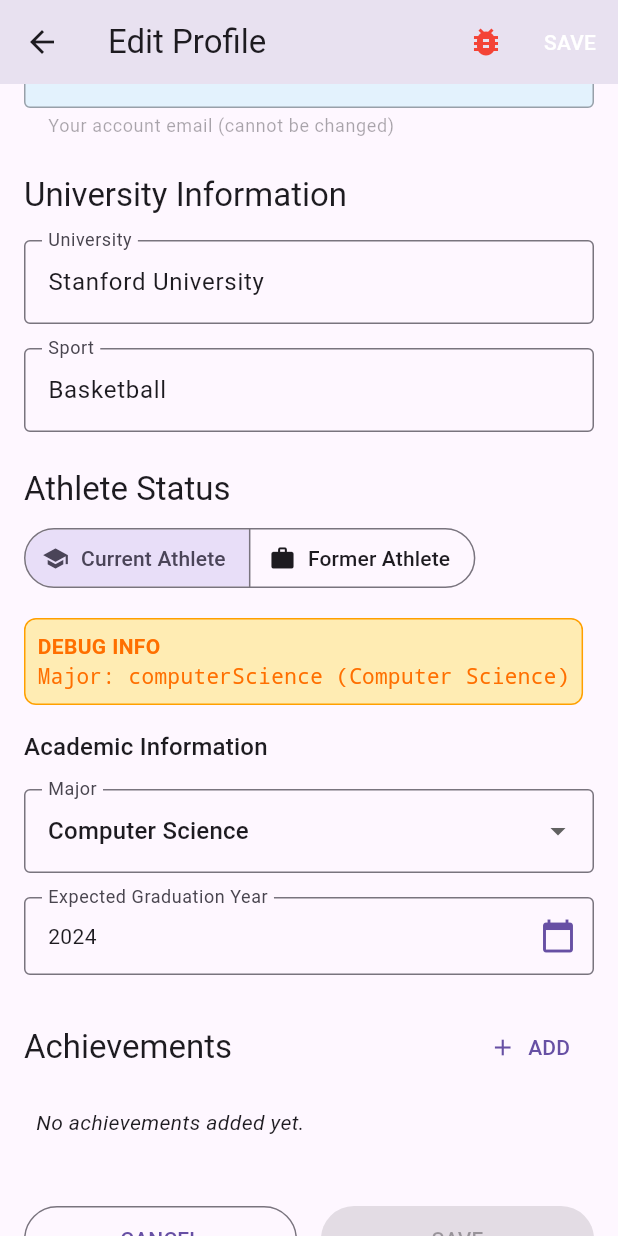
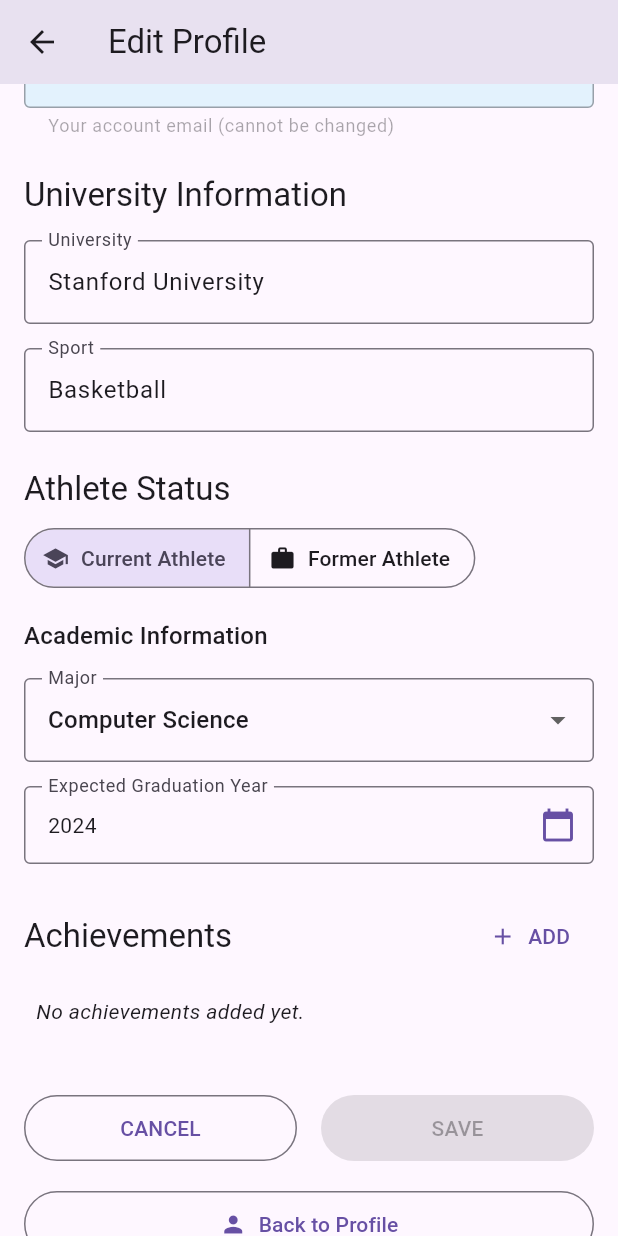
Before and after one commit to jnnabugwu/athlete_alumni, a Flutter app: the EditProfileScreen screen opened directly with sample values from the repository, scrolled down 576 dp, on a phone screen of 412 x 824 dp. Run offline on Flutter 3.47's test engine with Material 3 defaults, Android fonts, the phone set to English and light mode, and no system bars; our stand-ins replace bloc, dartz, equatable, flutter_bloc, flutter_dotenv, get_it and 5 more; missing offline and left inert: dart:html, dart:js; accounts and stored records are empty; network calls fail.

Commit message:
feat: complete!

```diff
--- a/lib/core/config/supabase_config.dart
+++ b/lib/core/config/supabase_config.dart
@@ -13,7 +13,7 @@ class SupabaseConfig {
     } catch (e) {
       debugPrint('❌ Error getting Supabase URL: $e');
       // Return fallback directly here as a last resort
-      return 'https://kszcjniwbqxyndpsajhr.supabase.co/';
+      return 'https://kszcjniwbqxyndpsajhr.supabase.co';
     }
   }
 
--- /dev/null
+++ b/lib/features/profile/presentation/bloc/upload_image_event.dart
@@ -0,0 +1,25 @@
+part of 'upload_image_bloc.dart';
+
+abstract class UploadImageEvent extends Equatable {
+  const UploadImageEvent();
+
+  @override
+  List<Object> get props => [];
+}
+
+class UploadProfileImageEvent extends UploadImageEvent {
+  final String athleteId;
+  final Uint8List imageBytes;
+  final String fileName;
+
+  const UploadProfileImageEvent({
+    required this.athleteId,
+    required this.imageBytes,
+    required this.fileName,
+  });
+
+  @override
+  List<Object> get props => [athleteId, imageBytes, fileName];
+}
+
+class ResetUploadStateEvent extends UploadImageEvent {}
--- /dev/null
+++ b/lib/features/profile/presentation/bloc/upload_image_state.dart
@@ -0,0 +1,30 @@
+part of 'upload_image_bloc.dart';
+
+abstract class UploadImageState extends Equatable {
+  const UploadImageState();
+
+  @override
+  List<Object?> get props => [];
+}
+
+class UploadImageInitial extends UploadImageState {}
+
+class UploadImageLoading extends UploadImageState {}
+
+class UploadImageSuccess extends UploadImageState {
+  final String imageUrl;
+
+  const UploadImageSuccess({required this.imageUrl});
+
+  @override
+  List<Object?> get props => [imageUrl];
+}
+
+class UploadImageFailure extends UploadImageState {
+  final String message;
+
+  const UploadImageFailure({required this.message});
+
+  @override
+  List<Object?> get props => [message];
+}
--- a/lib/features/profile/presentation/pages/profile_edit_page.dart
+++ b/lib/features/profile/presentation/pages/profile_edit_page.dart
@@ -1,8 +1,12 @@
 import 'package:flutter/material.dart';
 import 'dart:io';
-import 'package:flutter/foundation.dart';
+import 'dart:async';
 import '../../../../core/models/athlete.dart';
 import 'package:supabase_flutter/supabase_flutter.dart';
+import 'package:flutter_bloc/flutter_bloc.dart';
+import '../../../../core/di/injection.dart';
+import '../bloc/upload_image_bloc.dart';
+import '../../data/services/image_picker_service.dart';
 
 class ProfileEditPage extends StatefulWidget {
   final Athlete athlete;
@@ -32,6 +36,13 @@ class _ProfileEditPageState extends State<ProfileEditPage> {
   File? _profileImageFile;
   List<String> _achievements = [];
   String _email = '';
+  StreamSubscription? _uploadSubscription;
+
+  // Image picker service
+  final ImagePickerService _imagePickerService = sl<ImagePickerService>();
+
+  // Upload bloc
+  late UploadImageBloc _uploadImageBloc;
 
   final _formKey = GlobalKey<FormState>();
   bool _hasChanges = false;
@@ -43,6 +54,9 @@ class _ProfileEditPageState extends State<ProfileEditPage> {
     // Debug info for initialization
     debugPrint('🔍 ProfileEditPage init - Athlete ID: ${widget.athlete.id}');
     debugPrint('🔍 ProfileEditPage init - Athlete email: "${widget.athlete.email}"');
+
+    // Initialize the upload image bloc
+    _uploadImageBloc = sl<UploadImageBloc>();
 
     _fullNameController = TextEditingController(text: widget.athlete.name ?? '');
     _usernameController = TextEditingController(text: widget.athlete.username ?? '');
@@ -207,19 +221,77 @@ class _ProfileEditPageState extends State<ProfileEditPage> {
     _universityController.dispose();
     _sportController.dispose();
     _emailController.dispose();
+    _uploadImageBloc.close();
     super.dispose();
   }
 
   Future<void> _pickImage() async {
+  try {
+    // Show the image source dialog
+    final ImageResult? result = await _imagePickerService.showImageSourceDialog(context);
+
+    if (result == null) {
+      debugPrint('Image picking cancelled');
+      return;
+    }
+
+    debugPrint('Image picked: ${result.fileName}');
+
+    // Get the upload image bloc from context
+    final uploadBloc = BlocProvider.of<UploadImageBloc>(context);
+
+    // Cancel any existing subscription
+    if(_uploadSubscription != null){
+      _uploadSubscription?.cancel();
+      _uploadSubscription = null;
+    }
+
+    // Upload the image using the bloc
+    uploadBloc.add(UploadProfileImageEvent(
+      athleteId: widget.athlete.id,
+      imageBytes: result.imageBytes,
+      fileName: result.fileName,
+    ));
+
+    // Create a new subscription to handle the completion
+    _uploadSubscription = uploadBloc.stream.listen((state) {
+      if (state is UploadImageSuccess) {
+        print('Image uploaded: ${state.imageUrl}');
         setState(() {
-      _profileImageUrl = null;
-      _profileImageFile = null;
+          _profileImageUrl = state.imageUrl;
           _hasChanges = true;
         });
 
         ScaffoldMessenger.of(context).showSnackBar(
-      const SnackBar(content: Text('Image picker placeholder - would integrate with camera/gallery')),
+          const SnackBar(content: Text('Profile image updated successfully')),
         );
+
+        // Reset the state to initial after success
+        uploadBloc.add(ResetUploadStateEvent());
+
+        // Cancel the subscription
+        _uploadSubscription?.cancel();
+        _uploadSubscription = null;
+      } else if (state is UploadImageFailure) {
+        debugPrint('Image upload failed: ${state.message}');
+        ScaffoldMessenger.of(context).showSnackBar(
+          SnackBar(content: Text('Failed to upload image: ${state.message}')),
+        );
+
+        // Reset the state to initial after failure
+        uploadBloc.add(ResetUploadStateEvent());
+
+        // Cancel the subscription
+        _uploadSubscription?.cancel();
+        _uploadSubscription = null;
+      }
+    });
+  } catch (e) {
+    debugPrint('Error picking/uploading image: $e');
+    ScaffoldMessenger.of(context).showSnackBar(
+      SnackBar(content: Text('Error: $e')),
+    );
+  }
 }
 
   void _addAchievement() {
@@ -281,11 +353,6 @@ class _ProfileEditPageState extends State<ProfileEditPage> {
   void _saveChanges() {
     if (_formKey.currentState?.validate() ?? false) {
       // FORCE VISIBLE LOGGING - will definitely show in console
-      print('');
-      print('🔴🔴🔴 PROFILE EDIT: SAVE INITIATED 🔴🔴🔴');
-      print('🔴🔴🔴 Selected Major: ${_selectedMajor.name} (${_selectedMajor.displayName}) 🔴🔴🔴');
-      print('🔴🔴🔴 Selected Career: ${_selectedCareer.name} (${_selectedCareer.displayName}) 🔴🔴🔴');
-      print('');
 
       // Make sure we have a valid email from the email field
       final emailToSave = _email.isNotEmpty && _email != 'No email found'
@@ -306,23 +373,13 @@ class _ProfileEditPageState extends State<ProfileEditPage> {
         profileImageUrl: _profileImageUrl,
       );
 
-      // FORCE VISIBLE LOGGING for the updated athlete
-      print('');
-      print('🔵🔵🔵 UPDATED ATHLETE DETAILS 🔵🔵🔵');
-      print('🔵🔵🔵 Updated Major: ${updatedAthlete.major.name} (${updatedAthlete.major.displayName}) 🔵🔵🔵');
-      print('🔵🔵🔵 Updated Career: ${updatedAthlete.career.name} (${updatedAthlete.career.displayName}) 🔵🔵🔵');
-      print('');
-
       // Show notification that changes are being saved
       ScaffoldMessenger.of(context).showSnackBar(
         SnackBar(
-          content: Text("Saving changes for athlete: ${updatedAthlete.major}"),
+          content: Text("Saving changes for athlete: ${updatedAthlete.name}"),
           duration: const Duration(seconds: 2),
         ),
       );
-
-      debugPrint("ProfileEditPage: Saving changes for athlete ID: ${updatedAthlete.id}, email: ${updatedAthlete.email}");
-      debugPrint("Saving changes for athlete: ${updatedAthlete.major}");
       widget.onSave(updatedAthlete);
 
       // Navigation will be handled by the parent EditProfileScreen
@@ -363,35 +420,6 @@ class _ProfileEditPageState extends State<ProfileEditPage> {
     return Scaffold(
       appBar: AppBar(
         title: const Text('Edit Profile'),
-        leading: IconButton(
-          icon: const Icon(Icons.arrow_back),
-          tooltip: 'Back to Profile',
-          onPressed: _showDiscardDialog,
-        ),
-        actions: [
-          // DEBUG BUTTON
-          IconButton(
-            icon: const Icon(Icons.bug_report, color: Colors.red),
-            tooltip: 'Debug Log',
-            onPressed: () {
-              // Manual logging that should definitely appear
-              print('');
-              print('🐞🐞🐞 MANUAL DEBUG - CURRENT ENUM VALUES 🐞🐞🐞');
-              print('🐞🐞🐞 Major: ${_selectedMajor.name} (${_selectedMajor.displayName}) 🐞🐞🐞');
-              print('🐞🐞🐞 Career: ${_selectedCareer.name} (${_selectedCareer.displayName}) 🐞🐞🐞');
-              print('');
-
-              // Show a snackbar to confirm the log was triggered
-              ScaffoldMessenger.of(context).showSnackBar(
-                const SnackBar(content: Text('Debug values logged to console')),
-              );
-            },
-          ),
-          TextButton(
-            onPressed: _hasChanges ? _saveChanges : null,
-            child: const Text('SAVE', style: TextStyle(color: Colors.white)),
-          ),
-        ],
       ),
       body: Form(
         key: _formKey,
@@ -465,7 +493,12 @@ class _ProfileEditPageState extends State<ProfileEditPage> {
     return Center(
       child: Column(
         children: [
-          Stack(
+          BlocBuilder<UploadImageBloc, UploadImageState>(
+            builder: (context, state) {
+              // Get the upload image bloc from context instead of using the instance variable
+              _uploadImageBloc = BlocProvider.of<UploadImageBloc>(context);
+
+              return Stack(
                 children: [
                   Container(
                     width: 120,
@@ -480,7 +513,15 @@ class _ProfileEditPageState extends State<ProfileEditPage> {
                             )
                           : null,
                     ),
-                child: _profileImageUrl == null
+                    child: state is UploadImageLoading
+                        ? Center(
+                            child: CircularProgressIndicator(
+                              valueColor: AlwaysStoppedAnimation<Color>(
+                                Theme.of(context).primaryColor,
+                              ),
+                            ),
+                          )
+                        : _profileImageUrl == null
                             ? Icon(
                                 Icons.person,
                                 size: 60,
@@ -496,11 +537,13 @@ class _ProfileEditPageState extends State<ProfileEditPage> {
                       radius: 18,
                       child: IconButton(
                         icon: const Icon(Icons.camera_alt, size: 18, color: Colors.white),
-                    onPressed: _pickImage,
+                        onPressed: state is UploadImageLoading ? null : _pickImage,
                       ),
                     ),
                   ),
                 ],
+              );
+            },
           ),
           const SizedBox(height: 12),
           Text(
@@ -652,36 +695,6 @@ class _ProfileEditPageState extends State<ProfileEditPage> {
     return Column(
       crossAxisAlignment: CrossAxisAlignment.start,
       children: [
-        // Debug section - REMOVE IN PRODUCTION
-        Container(
-          padding: const EdgeInsets.all(8),
-          margin: const EdgeInsets.only(bottom: 16),
-          decoration: BoxDecoration(
-            color: Colors.amber.shade100,
-            border: Border.all(color: Colors.amber.shade700),
-            borderRadius: BorderRadius.circular(8),
-          ),
-          child: Column(
-            crossAxisAlignment: CrossAxisAlignment.start,
-            children: [
-              Text(
-                'DEBUG INFO',
-                style: TextStyle(
-                  fontWeight: FontWeight.bold,
-                  color: Colors.amber.shade900,
-                ),
-              ),
-              Text(
-                'Major: ${_selectedMajor.name} (${_selectedMajor.displayName})',
-                style: TextStyle(
-                  color: Colors.amber.shade900,
-                  fontFamily: 'monospace',
-                ),
-              ),
-            ],
-          ),
-        ),
-
         Text(
           'Academic Information',
           style: Theme.of(context).textTheme.titleMedium,
--- a/lib/features/profile/presentation/screens/edit_profile_screen.dart
+++ b/lib/features/profile/presentation/screens/edit_profile_screen.dart
@@ -8,8 +8,8 @@ import '../../../../core/router/route_constants.dart';
 import '../bloc/edit_profile_bloc.dart';
 import '../bloc/profile_bloc.dart';
 import '../pages/profile_edit_page.dart';
+import '../bloc/upload_image_bloc.dart';
 
-//TODO: understand this screen decrepancy later
 class EditProfileScreen extends StatelessWidget {
   final Athlete athlete;
 
@@ -67,12 +67,15 @@ class EditProfileScreen extends StatelessWidget {
           // If loaded state, use that data, otherwise use the initial athlete
           final currentAthlete = state is EditProfileLoaded ? state.athlete : athlete;
 
-          return ProfileEditPage(
-            athlete: currentAthlete,
-            onSave: (updatedAthlete) {
-              // Dispatch save event to bloc
-              context.read<EditProfileBloc>().add(SaveProfileEvent(updatedAthlete));
-            },
+          return BlocProvider<UploadImageBloc>(
+            create: (context) => sl<UploadImageBloc>(),
+            child: ProfileEditPage(
+              athlete: currentAthlete,
+              onSave: (updatedAthlete) {
+                // Dispatch save event to bloc
+                context.read<EditProfileBloc>().add(SaveProfileEvent(updatedAthlete));
+              },
+            ),
           );
         }
 
```
Also changed, not shown: lib/core/di/injection.dart (+9 -0 lines), lib/features/profile/data/datasources/profile_remote_datasource.dart (+19 -20 lines), lib/features/profile/data/services/image_picker_service.dart (added, +117 -0 lines), lib/features/profile/presentation/bloc/upload_image_bloc.dart (added, +50 -0 lines), pubspec.yaml (+4 -3 lines), lib/features/profile/data/datasources/profile_remote_data_source.dart (deleted), pubspec.lock, 1 other file. Lines whose indentation alone changed are shown as unchanged.
